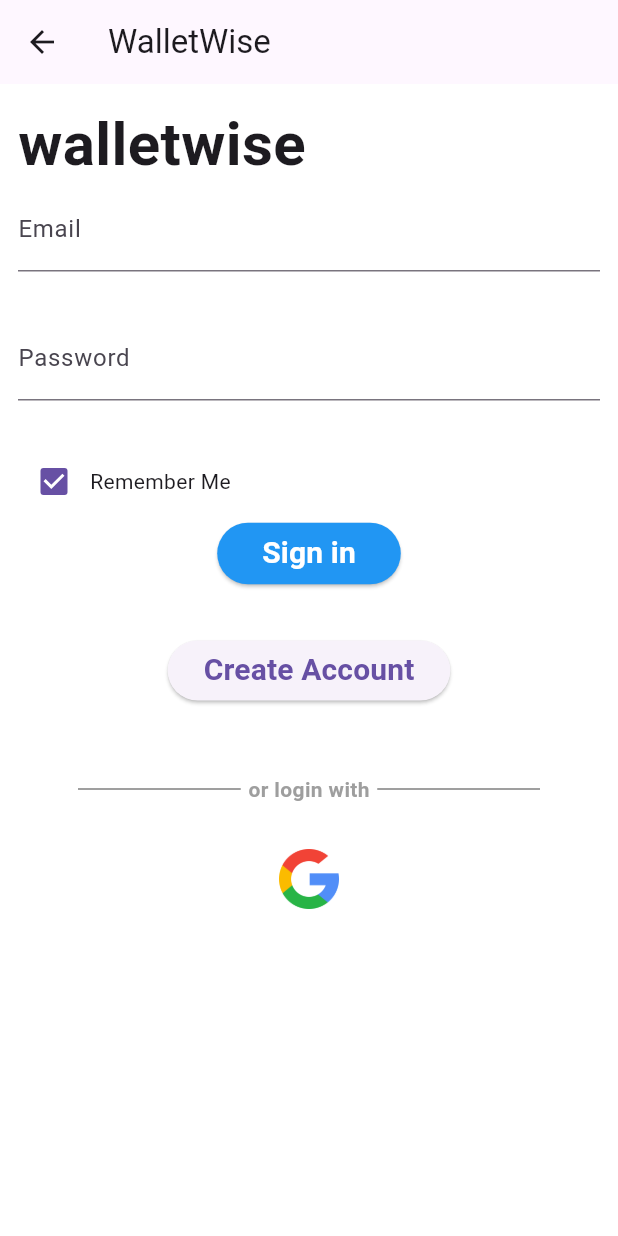
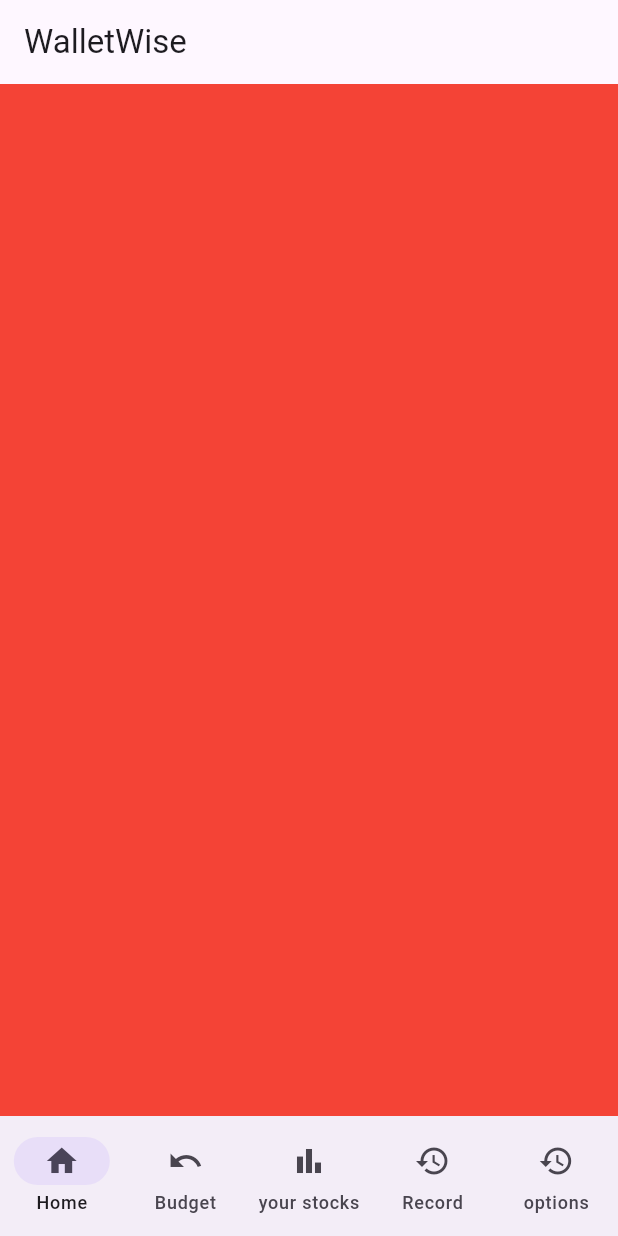
Before and after one commit to surajpahari/walletwise, a Flutter app: the Login screen opened by its route, after a tap on "Sign in", on a phone screen of 412 x 824 dp. Run offline on Flutter 3.47's test engine with Material 3 defaults, Android fonts, the phone set to English and light mode, and no system bars; our stand-ins replace get; project files that could hold a hidden picture were left out.

Commit message:
navigation_menu other ui templates

```diff
--- a/lib/features/auth/screen/login/login_form.dart
+++ b/lib/features/auth/screen/login/login_form.dart
@@ -1,6 +1,8 @@
 import 'package:flutter/material.dart';
 import 'package:get/get.dart';
+import 'package:walletwise/features/auth/screen/password_config/forget_password.dart';
 import 'package:walletwise/features/auth/screen/signup/signup_view.dart';
+import 'package:walletwise/navigation_menu.dart';
 
 class LoginForm extends StatelessWidget {
   const LoginForm({super.key});
@@ -23,15 +25,25 @@ class LoginForm extends StatelessWidget {
           height: 30,
         ),
         Row(
+          mainAxisAlignment: MainAxisAlignment.spaceBetween,
           children: [
-            Checkbox(value: true, onChanged: (value) {}),
-            const Text('Remember Me')
+            Row(
+              children: [
+                Checkbox(value: true, onChanged: (value) {}),
+                const Text('Remember Me')
+              ],
+            ),
+            TextButton(
+                onPressed: () {
+                  Get.to(() => const ForgetPassword());
+                },
+                child: const Text("Forget Password?"))
           ],
         ),
         ElevatedButton(
             style: const ButtonStyle(
                 backgroundColor: MaterialStatePropertyAll<Color>(Colors.blue)),
-            onPressed: () {},
+            onPressed: () => (Get.to(() => const BottomNavigation())),
             child: const Padding(
               padding: EdgeInsets.all(6),
               child: Text(
--- a/lib/features/auth/screen/signup/signup_form.dart
+++ b/lib/features/auth/screen/signup/signup_form.dart
@@ -1,4 +1,6 @@
 import 'package:flutter/material.dart';
+import 'package:walletwise/features/auth/screen/signup/verify_email.dart';
+import 'package:get/get.dart';
 
 class SignUpForm extends StatelessWidget {
   const SignUpForm({super.key});
@@ -47,7 +49,9 @@ class SignUpForm extends StatelessWidget {
         ElevatedButton(
             style: const ButtonStyle(
                 backgroundColor: MaterialStatePropertyAll<Color>(Colors.blue)),
-            onPressed: () {},
+            onPressed: () {
+              Get.to(VerifyEmail());
+            },
             child: const Padding(
               padding: EdgeInsets.all(16),
               child: Text(
--- /dev/null
+++ b/lib/navigation_menu.dart
@@ -0,0 +1,44 @@
+import 'package:flutter/material.dart';
+import 'package:get/get.dart';
+
+class BottomNavigation extends StatelessWidget {
+  const BottomNavigation({super.key});
+
+  @override
+  Widget build(BuildContext context) {
+    final controller = Get.put(NavigationContorller());
+    return Scaffold(
+      appBar: AppBar(
+        automaticallyImplyLeading: false,
+        title: const Text("WalletWise"),
+      ),
+      backgroundColor: Colors.greenAccent,
+      bottomNavigationBar: Obx(() => NavigationBar(
+            selectedIndex: controller.selectedIndex.value,
+            onDestinationSelected: (index) =>
+                (controller.selectedIndex.value = index),
+            destinations: const [
+              NavigationDestination(icon: Icon(Icons.home), label: "Home"),
+              NavigationDestination(icon: Icon(Icons.undo), label: "Budget"),
+              NavigationDestination(
+                  icon: Icon(Icons.bar_chart), label: "your stocks"),
+              NavigationDestination(icon: Icon(Icons.history), label: "Record"),
+              NavigationDestination(
+                  icon: Icon(Icons.history), label: "options"),
+            ],
+          )),
+      body: Obx(() => controller.screen[controller.selectedIndex.value]),
+    );
+  }
+}
+
+class NavigationContorller extends GetxController {
+  final Rx<int> selectedIndex = 0.obs;
+  final screen = [
+    Container(color: Colors.red),
+    Container(color: Colors.yellow),
+    Container(color: Colors.blue),
+    Container(color: Colors.green),
+    Container(color: Colors.black),
+  ];
+}
```
Also changed, not shown: lib/features/auth/screen/password_config/forget_password.dart (added, +39 -0 lines), lib/features/auth/screen/signup/signup_view.dart (+11 -1 lines), lib/features/auth/screen/signup/verify_email.dart (added, +21 -0 lines).
